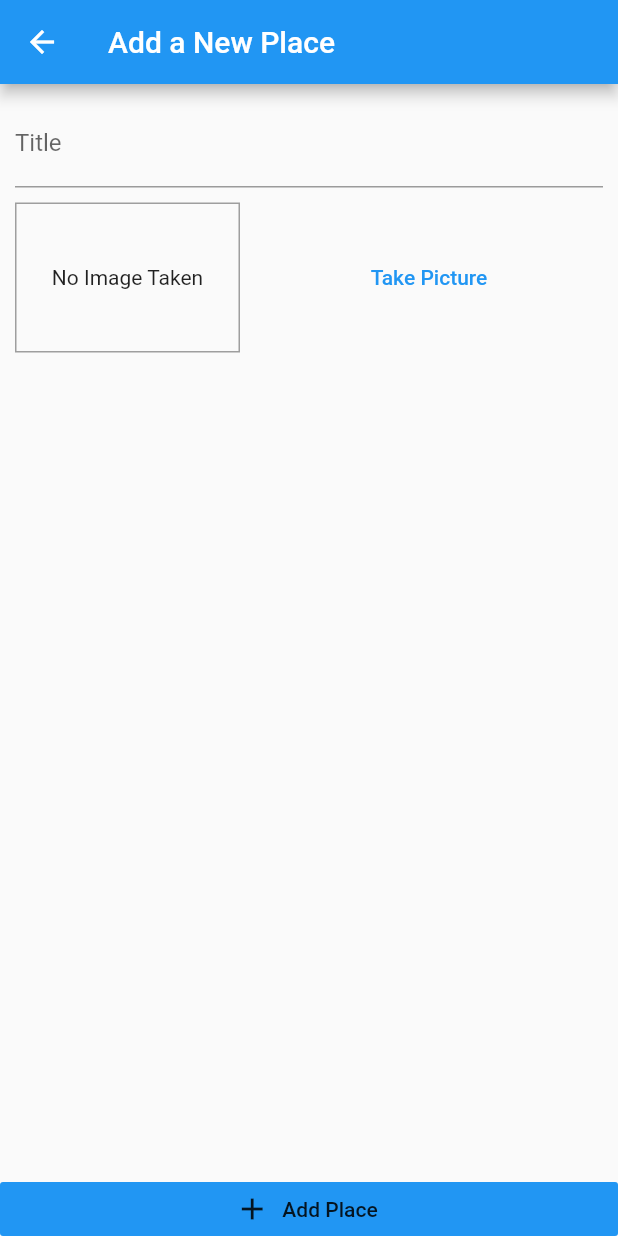
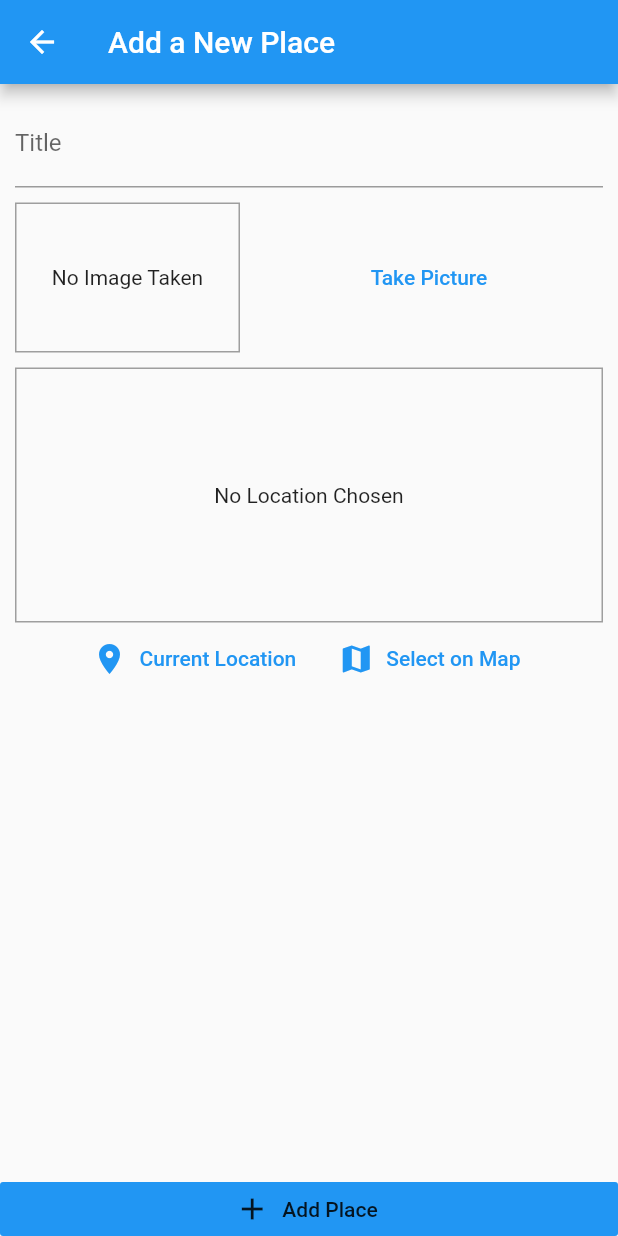
Before and after one commit to Anonymousgaurav/native_device_features_flutter, a Flutter app: the AddPlaceScreen screen opened by its route, on a phone screen of 412 x 824 dp. Run offline on Flutter 3.47's test engine with Material 2 defaults, Android fonts, the phone set to English and light mode, and no system bars; our stand-ins replace google_maps_flutter, image_picker, location, sqflite; accounts and stored records are empty.

Commit message:
location files added to android and ios

```diff
--- a/lib/models/place.dart
+++ b/lib/models/place.dart
@@ -1,7 +1,4 @@
 import 'dart:io';
-
-import 'package:flutter/foundation.dart';
-
 
 class Place {
   final String id;
@@ -22,12 +19,12 @@ class PlaceLocation {
   final double longitude;
   final String? address;
 
-  PlaceLocation({
+  const PlaceLocation({
     required this.latitude,
     required this.longitude,
     this.address,
   });
 
-  factory PlaceLocation.empty() => PlaceLocation(latitude: 0.0,longitude: 0.0,address: "");
-
+  factory PlaceLocation.empty() =>
+      PlaceLocation(latitude: 0.0, longitude: 0.0, address: "");
 }
--- a/lib/presentation/screens/add_places_screen.dart
+++ b/lib/presentation/screens/add_places_screen.dart
@@ -1,6 +1,7 @@
 import 'dart:io';
 
 import 'package:flutter/material.dart';
+import 'package:native_device_features/presentation/widgets/location_input.dart';
 import 'package:native_device_features/provider/great_places.dart';
 import 'package:provider/provider.dart';
 
@@ -31,6 +32,10 @@ class _AddPlaceScreenState extends State<AddPlaceScreen> {
     Navigator.of(context).pop();
   }
 
+  void _selectPlace(double lat, double lng) {
+    _pickedLocation = PlaceLocation(latitude: lat, longitude: lng);
+  }
+
   @override
   Widget build(BuildContext context) {
     return Scaffold(
@@ -50,10 +55,14 @@ class _AddPlaceScreenState extends State<AddPlaceScreen> {
                       decoration: InputDecoration(labelText: 'Title'),
                       controller: _titleController,
                     ),
-                    SizedBox(
+                    const SizedBox(
                       height: 10,
                     ),
                     ImageInput(_selectImage),
+                    const SizedBox(
+                      height: 10,
+                    ),
+                    LocationInput(_selectPlace),
                   ],
                 ),
               ),
--- /dev/null
+++ b/lib/presentation/widgets/location_input.dart
@@ -0,0 +1,95 @@
+import 'package:flutter/material.dart';
+import 'package:google_maps_flutter/google_maps_flutter.dart';
+import 'package:location/location.dart';
+import 'package:native_device_features/helpers/location_helpers.dart';
+import 'package:native_device_features/presentation/screens/map_screen.dart';
+
+class LocationInput extends StatefulWidget {
+  final Function onSelectPlace;
+
+  LocationInput(this.onSelectPlace);
+
+  @override
+  _LocationInputState createState() => _LocationInputState();
+}
+
+class _LocationInputState extends State<LocationInput> {
+  String? _previewImageUrl;
+
+  Future<void> _getCurrentUserLocation() async {
+    final locData = await Location().getLocation();
+    print(locData.longitude);
+    print(locData.latitude);
+
+    final staticMapImageUrl = LocationHelper.generateLocationPreviewImage(
+      latitude: locData.latitude ?? 37.422,
+      longitude: locData.longitude ?? -122.084,
+    );
+    setState(() {
+      _previewImageUrl = staticMapImageUrl;
+    });
+  }
+
+  Future<void> _selectOnMap() async {
+    final selectedLocation = await Navigator.of(context).push<LatLng>(
+      MaterialPageRoute(
+        fullscreenDialog: true,
+        builder: (ctx) => MapScreen(
+          isSelecting: true,
+        ),
+      ),
+    );
+    if (selectedLocation == null) {
+      return;
+    }
+
+    widget.onSelectPlace(selectedLocation.latitude, selectedLocation.longitude);
+  }
+
+  @override
+  Widget build(BuildContext context) {
+    return Column(
+      children: <Widget>[
+        Container(
+          height: 170,
+          width: double.infinity,
+          alignment: Alignment.center,
+          decoration: BoxDecoration(
+            border: Border.all(width: 1, color: Colors.grey),
+          ),
+          child: _previewImageUrl == null
+              ? const Text(
+                  'No Location Chosen',
+                  textAlign: TextAlign.center,
+                )
+              : Image.network(
+                  _previewImageUrl ?? "",
+                  fit: BoxFit.cover,
+                  width: double.infinity,
+                ),
+        ),
+        Row(
+          mainAxisAlignment: MainAxisAlignment.center,
+          children: <Widget>[
+            FlatButton.icon(
+              icon: const Icon(
+                Icons.location_on,
+              ),
+              label: const Text('Current Location'),
+              textColor: Theme.of(context).primaryColor,
+              onPressed: _getCurrentUserLocation,
+            ),
+            FlatButton.icon(
+              icon: const Icon(
+                Icons.map,
+              ),
+              label: const Text('Select on Map'),
+              textColor: Theme.of(context).primaryColor,
+              onPressed: _selectOnMap,
+            ),
+          ],
+        ),
+      ],
+    );
+  }
+}
--- a/pubspec.yaml
+++ b/pubspec.yaml
@@ -40,6 +40,9 @@ dependencies:
   path: ^1.8.0
   sqflite: 2.0.1
   location: ^4.4.0
+  google_maps_flutter: 2.0.9
+  http: 0.13.3
+
 
 
 
```
Also changed, not shown: lib/presentation/screens/map_screen.dart (added, +69 -0 lines), 2 other files.
